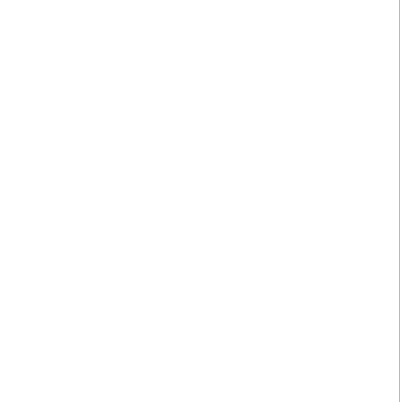
Qt form main.ui (Masynchin/coffee) before a commit.
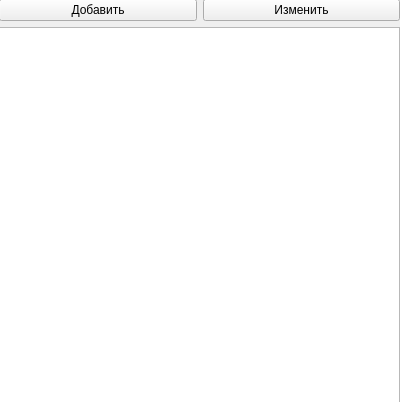
The same form after that commit.

Commit message: add and change db with special form

Patch:
```diff
--- a/main.ui
+++ b/main.ui
@@ -23,6 +23,24 @@
     </rect>
    </property>
    <layout class="QVBoxLayout" name="verticalLayout">
+    <item>
+     <layout class="QHBoxLayout" name="horizontalLayout">
+      <item>
+       <widget class="QPushButton" name="add_button">
+        <property name="text">
+         <string>Добавить</string>
+        </property>
+       </widget>
+      </item>
+      <item>
+       <widget class="QPushButton" name="change_button">
+        <property name="text">
+         <string>Изменить</string>
+        </property>
+       </widget>
+      </item>
+     </layout>
+    </item>
     <item>
      <widget class="QTableWidget" name="table"/>
     </item>
```
The commit also changes 3 other files.
